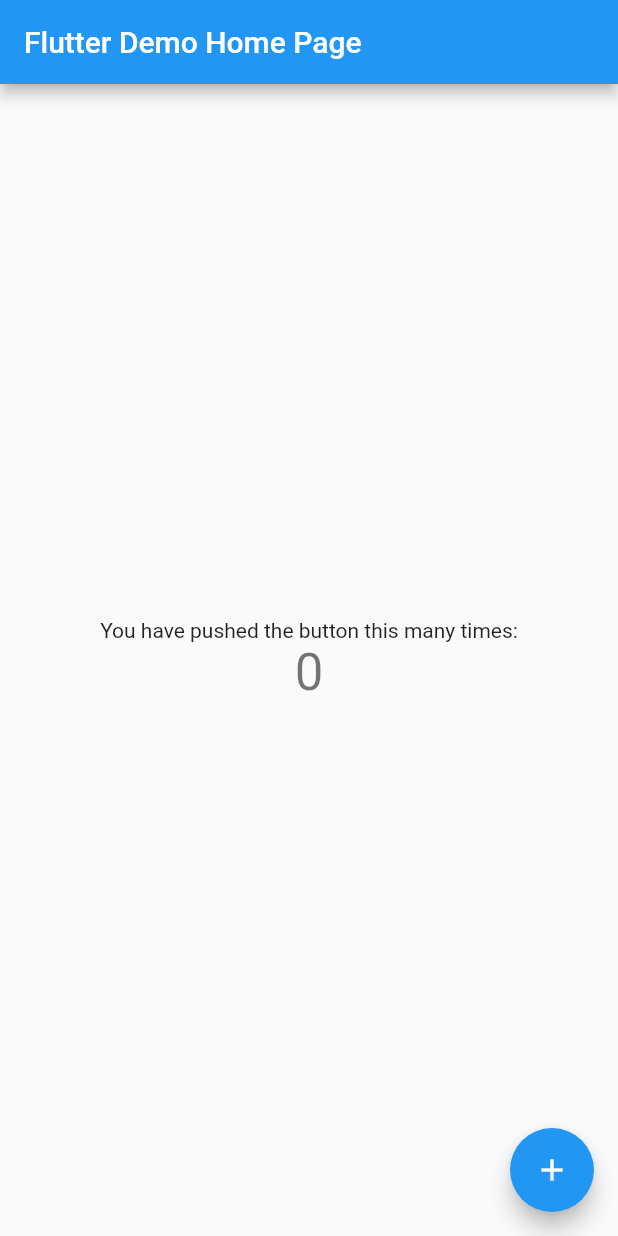
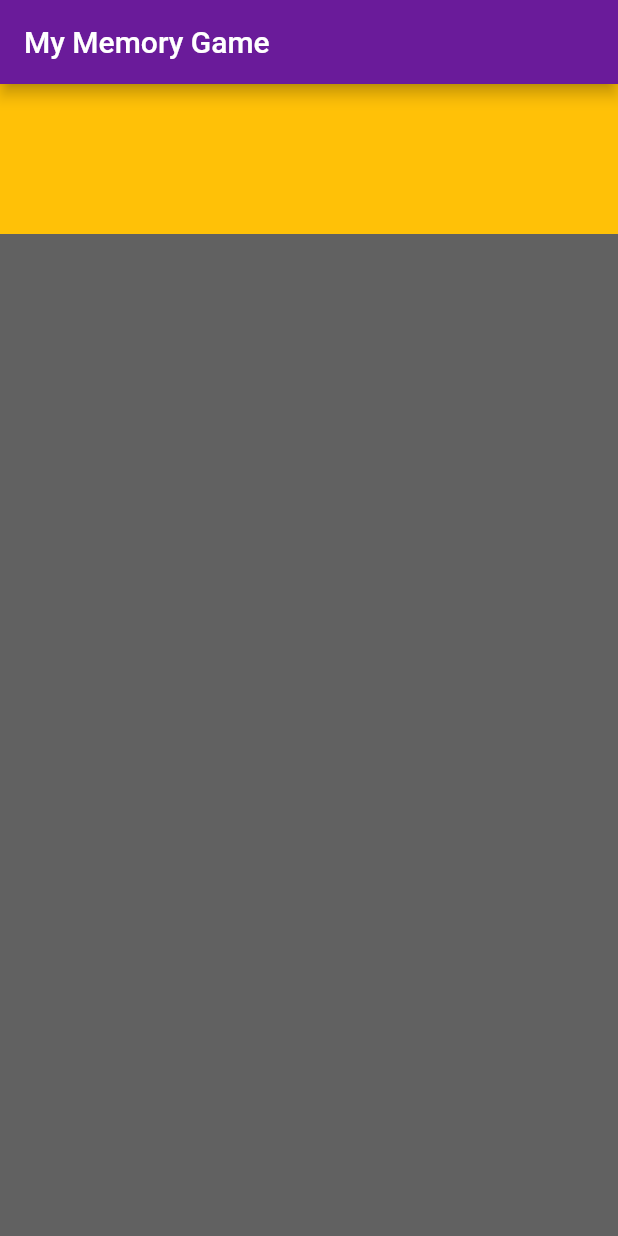
Before and after one commit to henry74/flutter_memory, a Flutter app: the screen it shows after launch, on a phone screen of 412 x 824 dp. Run offline on Flutter 3.47's test engine with Material 2 defaults, Android fonts, the phone set to English and light mode, and no system bars.

Commit message:
re org structure; start fleshing out UI blocks

```diff
--- a/lib/main.dart
+++ b/lib/main.dart
@@ -1,4 +1,5 @@
 import 'package:flutter/material.dart';
+import 'package:flutter_memory/screens/home/home.dart';
 
 void main() => runApp(MyApp());
 
@@ -7,105 +8,15 @@ class MyApp extends StatelessWidget {
   @override
   Widget build(BuildContext context) {
     return MaterialApp(
-      title: 'Flutter Demo',
-      theme: ThemeData(
-        // This is the theme of your application.
-        //
-        // Try running your application with "flutter run". You'll see the
-        // application has a blue toolbar. Then, without quitting the app, try
-        // changing the primarySwatch below to Colors.green and then invoke
-        // "hot reload" (press "r" in the console where you ran "flutter run",
-        // or simply save your changes to "hot reload" in a Flutter IDE).
-        // Notice that the counter didn't reset back to zero; the application
-        // is not restarted.
-        primarySwatch: Colors.blue,
+      title: 'My Memory Game',
+      theme: ThemeData.dark().copyWith(
+        primaryColor: Colors.purple[800],
+        accentColor: Colors.amber,
+        textTheme: Theme.of(context)
+            .textTheme
+            .apply(bodyColor: Colors.white, displayColor: Colors.white),
       ),
-      home: MyHomePage(title: 'Flutter Demo Home Page'),
+      home: Home(),
     );
   }
 }
-
-class MyHomePage extends StatefulWidget {
-  MyHomePage({Key key, this.title}) : super(key: key);
-
-  // This widget is the home page of your application. It is stateful, meaning
-  // that it has a State object (defined below) that contains fields that affect
-  // how it looks.
-
-  // This class is the configuration for the state. It holds the values (in this
-  // case the title) provided by the parent (in this case the App widget) and
-  // used by the build method of the State. Fields in a Widget subclass are
-  // always marked "final".
-
-  final String title;
-
-  @override
-  _MyHomePageState createState() => _MyHomePageState();
-}
-
-class _MyHomePageState extends State<MyHomePage> {
-  int _counter = 0;
-
-  void _incrementCounter() {
-    setState(() {
-      // This call to setState tells the Flutter framework that something has
-      // changed in this State, which causes it to rerun the build method below
-      // so that the display can reflect the updated values. If we changed
-      // _counter without calling setState(), then the build method would not be
-      // called again, and so nothing would appear to happen.
-      _counter++;
-    });
-  }
-
-  @override
-  Widget build(BuildContext context) {
-    // This method is rerun every time setState is called, for instance as done
-    // by the _incrementCounter method above.
-    //
-    // The Flutter framework has been optimized to make rerunning build methods
-    // fast, so that you can just rebuild anything that needs updating rather
-    // than having to individually change instances of widgets.
-    return Scaffold(
-      appBar: AppBar(
-        // Here we take the value from the MyHomePage object that was created by
-        // the App.build method, and use it to set our appbar title.
-        title: Text(widget.title),
-      ),
-      body: Center(
-        // Center is a layout widget. It takes a single child and positions it
-        // in the middle of the parent.
-        child: Column(
-          // Column is also a layout widget. It takes a list of children and
-          // arranges them vertically. By default, it sizes itself to fit its
-          // children horizontally, and tries to be as tall as its parent.
-          //
-          // Invoke "debug painting" (press "p" in the console, choose the
-          // "Toggle Debug Paint" action from the Flutter Inspector in Android
-          // Studio, or the "Toggle Debug Paint" command in Visual Studio Code)
-          // to see the wireframe for each widget.
-          //
-          // Column has various properties to control how it sizes itself and
-          // how it positions its children. Here we use mainAxisAlignment to
-          // center the children vertically; the main axis here is the vertical
-          // axis because Columns are vertical (the cross axis would be
-          // horizontal).
-          mainAxisAlignment: MainAxisAlignment.center,
-          children: <Widget>[
-            Text(
-              'You have pushed the button this many times:',
-            ),
-            Text(
-              '$_counter',
-              style: Theme.of(context).textTheme.display1,
-            ),
-          ],
-        ),
-      ),
-      floatingActionButton: FloatingActionButton(
-        onPressed: _incrementCounter,
-        tooltip: 'Increment',
-        child: Icon(Icons.add),
-      ), // This trailing comma makes auto-formatting nicer for build methods.
-    );
-  }
-}
--- /dev/null
+++ b/lib/screens/home/home.dart
@@ -0,0 +1,24 @@
+import 'package:flutter/material.dart';
+
+class Home extends StatelessWidget {
+  @override
+  Widget build(BuildContext context) {
+    return Scaffold(
+      backgroundColor: Colors.black,
+      appBar: AppBar(
+        title: Text('My Memory Game'),
+      ),
+      body: Column(
+        children: <Widget>[
+          Container(
+            height: 100.0,
+            color: Theme.of(context).accentColor,
+          ),
+          Expanded(
+            child: Container(color: Theme.of(context).backgroundColor),
+          )
+        ],
+      ),
+    );
+  }
+}
```
